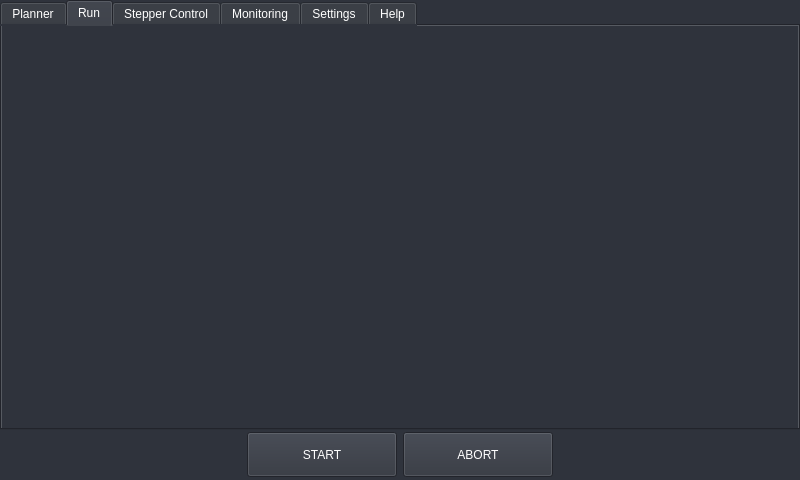
Old version of the form ressources/view.ui in the repository FabriceDessolis/Cell-Stretcher-Control.
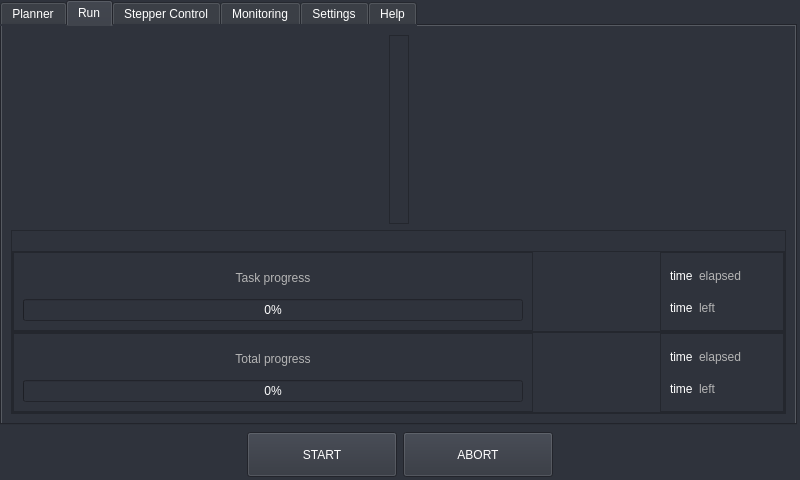
New version of the form. The open tabs and pages were chosen to show the change. Icons and pictures are not drawn.

Commit message: implemented task review tab

```diff
--- a/ressources/view.ui
+++ b/ressources/view.ui
@@ -31,7 +31,31 @@
     <string notr="true">QPushButton{
 }</string>
    </property>
-   <layout class="QGridLayout" name="gridLayout_13">
+   <widget class="QFrame" name="frame">
+    <property name="geometry">
+     <rect>
+      <x>0</x>
+      <y>430</y>
+      <width>800</width>
+      <height>50</height>
+     </rect>
+    </property>
+    <property name="minimumSize">
+     <size>
+      <width>0</width>
+      <height>50</height>
+     </size>
+    </property>
+    <property name="styleSheet">
+     <string notr="true"/>
+    </property>
+    <property name="frameShape">
+     <enum>QFrame::NoFrame</enum>
+    </property>
+    <property name="frameShadow">
+     <enum>QFrame::Raised</enum>
+    </property>
+    <layout class="QHBoxLayout" name="horizontalLayout">
     <property name="leftMargin">
      <number>0</number>
     </property>
@@ -44,11 +68,69 @@
     <property name="bottomMargin">
      <number>0</number>
     </property>
-    <property name="spacing">
-     <number>0</number>
-    </property>
-    <item row="0" column="0">
+     <item>
+      <spacer name="horizontalSpacer">
+       <property name="orientation">
+        <enum>Qt::Horizontal</enum>
+       </property>
+       <property name="sizeHint" stdset="0">
+        <size>
+         <width>294</width>
+         <height>20</height>
+        </size>
+       </property>
+      </spacer>
+     </item>
+     <item>
+      <widget class="QPushButton" name="pushButton_start">
+       <property name="minimumSize">
+        <size>
+         <width>150</width>
+         <height>45</height>
+        </size>
+       </property>
+       <property name="text">
+        <string>START</string>
+       </property>
+      </widget>
+     </item>
+     <item>
+      <widget class="QPushButton" name="pushButton_abort">
+       <property name="minimumSize">
+        <size>
+         <width>150</width>
+         <height>45</height>
+        </size>
+       </property>
+       <property name="text">
+        <string>ABORT</string>
+       </property>
+      </widget>
+     </item>
+     <item>
+      <spacer name="horizontalSpacer_2">
+       <property name="orientation">
+        <enum>Qt::Horizontal</enum>
+       </property>
+       <property name="sizeHint" stdset="0">
+        <size>
+         <width>294</width>
+         <height>20</height>
+        </size>
+       </property>
+      </spacer>
+     </item>
+    </layout>
+   </widget>
      <widget class="QTabWidget" name="tabWidget">
+    <property name="geometry">
+     <rect>
+      <x>0</x>
+      <y>0</y>
+      <width>797</width>
+      <height>425</height>
+     </rect>
+    </property>
       <property name="layoutDirection">
        <enum>Qt::LeftToRight</enum>
       </property>
@@ -2837,9 +2919,419 @@
        </layout>
       </widget>
       <widget class="QWidget" name="tab_2">
+     <property name="styleSheet">
+      <string notr="true">QFrame{
+	#border: None;
+}</string>
+     </property>
        <attribute name="title">
         <string>Run</string>
        </attribute>
+     <layout class="QGridLayout" name="gridLayout_7">
+      <item row="0" column="1">
+       <widget class="QFrame" name="frame_taskrecap">
+        <property name="frameShape">
+         <enum>QFrame::StyledPanel</enum>
+        </property>
+        <property name="frameShadow">
+         <enum>QFrame::Raised</enum>
+        </property>
+        <layout class="QHBoxLayout" name="horizontalLayout_27"/>
+       </widget>
+      </item>
+      <item row="0" column="0">
+       <spacer name="horizontalSpacer_19">
+        <property name="orientation">
+         <enum>Qt::Horizontal</enum>
+        </property>
+        <property name="sizeHint" stdset="0">
+         <size>
+          <width>40</width>
+          <height>20</height>
+         </size>
+        </property>
+       </spacer>
+      </item>
+      <item row="0" column="2">
+       <spacer name="horizontalSpacer_20">
+        <property name="orientation">
+         <enum>Qt::Horizontal</enum>
+        </property>
+        <property name="sizeHint" stdset="0">
+         <size>
+          <width>40</width>
+          <height>20</height>
+         </size>
+        </property>
+       </spacer>
+      </item>
+      <item row="1" column="0" colspan="3">
+       <widget class="QFrame" name="frame_progress">
+        <property name="maximumSize">
+         <size>
+          <width>16777215</width>
+          <height>184</height>
+         </size>
+        </property>
+        <property name="frameShape">
+         <enum>QFrame::StyledPanel</enum>
+        </property>
+        <property name="frameShadow">
+         <enum>QFrame::Raised</enum>
+        </property>
+        <layout class="QGridLayout" name="gridLayout_6">
+         <property name="leftMargin">
+          <number>0</number>
+         </property>
+         <property name="topMargin">
+          <number>0</number>
+         </property>
+         <property name="rightMargin">
+          <number>0</number>
+         </property>
+         <property name="bottomMargin">
+          <number>0</number>
+         </property>
+         <property name="spacing">
+          <number>0</number>
+         </property>
+         <item row="2" column="0">
+          <widget class="QFrame" name="frame_totalprogress">
+           <property name="frameShape">
+            <enum>QFrame::StyledPanel</enum>
+           </property>
+           <property name="frameShadow">
+            <enum>QFrame::Raised</enum>
+           </property>
+           <layout class="QGridLayout" name="gridLayout_14">
+            <property name="leftMargin">
+             <number>0</number>
+            </property>
+            <property name="topMargin">
+             <number>0</number>
+            </property>
+            <property name="rightMargin">
+             <number>0</number>
+            </property>
+            <property name="bottomMargin">
+             <number>0</number>
+            </property>
+            <property name="spacing">
+             <number>0</number>
+            </property>
+            <item row="0" column="0">
+             <widget class="QFrame" name="frame_37">
+              <property name="frameShape">
+               <enum>QFrame::StyledPanel</enum>
+              </property>
+              <property name="frameShadow">
+               <enum>QFrame::Raised</enum>
+              </property>
+              <layout class="QGridLayout" name="gridLayout_20">
+               <item row="0" column="0">
+                <widget class="QLabel" name="label_1">
+                 <property name="minimumSize">
+                  <size>
+                   <width>0</width>
+                   <height>31</height>
+                  </size>
+                 </property>
+                 <property name="styleSheet">
+                  <string notr="true">color : rgb(180, 180, 180);</string>
+                 </property>
+                 <property name="text">
+                  <string>Total progress</string>
+                 </property>
+                 <property name="alignment">
+                  <set>Qt::AlignCenter</set>
+                 </property>
+                </widget>
+               </item>
+               <item row="1" column="0">
+                <widget class="QProgressBar" name="progressBar">
+                 <property name="minimumSize">
+                  <size>
+                   <width>500</width>
+                   <height>0</height>
+                  </size>
+                 </property>
+                 <property name="maximumSize">
+                  <size>
+                   <width>500</width>
+                   <height>16777215</height>
+                  </size>
+                 </property>
+                 <property name="value">
+                  <number>0</number>
+                 </property>
+                </widget>
+               </item>
+              </layout>
+             </widget>
+            </item>
+            <item row="0" column="1">
+             <spacer name="horizontalSpacer_18">
+              <property name="orientation">
+               <enum>Qt::Horizontal</enum>
+              </property>
+              <property name="sizeHint" stdset="0">
+               <size>
+                <width>107</width>
+                <height>20</height>
+               </size>
+              </property>
+             </spacer>
+            </item>
+            <item row="0" column="2">
+             <widget class="QFrame" name="frame_39">
+              <property name="frameShape">
+               <enum>QFrame::StyledPanel</enum>
+              </property>
+              <property name="frameShadow">
+               <enum>QFrame::Raised</enum>
+              </property>
+              <layout class="QGridLayout" name="gridLayout_22">
+               <item row="0" column="0">
+                <widget class="QLabel" name="label_13">
+                 <property name="text">
+                  <string>time</string>
+                 </property>
+                </widget>
+               </item>
+               <item row="0" column="1">
+                <widget class="QLabel" name="label_14">
+                 <property name="minimumSize">
+                  <size>
+                   <width>75</width>
+                   <height>0</height>
+                  </size>
+                 </property>
+                 <property name="maximumSize">
+                  <size>
+                   <width>75</width>
+                   <height>16777215</height>
+                  </size>
+                 </property>
+                 <property name="styleSheet">
+                  <string notr="true">color : rgb(180, 180, 180);</string>
+                 </property>
+                 <property name="text">
+                  <string>elapsed</string>
+                 </property>
+                </widget>
+               </item>
+               <item row="1" column="0">
+                <widget class="QLabel" name="label_15">
+                 <property name="text">
+                  <string>time</string>
+                 </property>
+                </widget>
+               </item>
+               <item row="1" column="1">
+                <widget class="QLabel" name="label_16">
+                 <property name="minimumSize">
+                  <size>
+                   <width>75</width>
+                   <height>0</height>
+                  </size>
+                 </property>
+                 <property name="maximumSize">
+                  <size>
+                   <width>75</width>
+                   <height>16777215</height>
+                  </size>
+                 </property>
+                 <property name="styleSheet">
+                  <string notr="true">color : rgb(180, 180, 180);</string>
+                 </property>
+                 <property name="text">
+                  <string>left</string>
+                 </property>
+                </widget>
+               </item>
+              </layout>
+             </widget>
+            </item>
+           </layout>
+          </widget>
+         </item>
+         <item row="0" column="0">
+          <spacer name="verticalSpacer">
+           <property name="orientation">
+            <enum>Qt::Vertical</enum>
+           </property>
+           <property name="sizeHint" stdset="0">
+            <size>
+             <width>20</width>
+             <height>40</height>
+            </size>
+           </property>
+          </spacer>
+         </item>
+         <item row="1" column="0">
+          <widget class="QFrame" name="frame_taskprogress">
+           <property name="frameShape">
+            <enum>QFrame::StyledPanel</enum>
+           </property>
+           <property name="frameShadow">
+            <enum>QFrame::Raised</enum>
+           </property>
+           <layout class="QGridLayout" name="gridLayout_17">
+            <property name="leftMargin">
+             <number>0</number>
+            </property>
+            <property name="topMargin">
+             <number>0</number>
+            </property>
+            <property name="rightMargin">
+             <number>0</number>
+            </property>
+            <property name="bottomMargin">
+             <number>0</number>
+            </property>
+            <property name="spacing">
+             <number>0</number>
+            </property>
+            <item row="0" column="0">
+             <widget class="QFrame" name="frame_43">
+              <property name="frameShape">
+               <enum>QFrame::StyledPanel</enum>
+              </property>
+              <property name="frameShadow">
+               <enum>QFrame::Raised</enum>
+              </property>
+              <layout class="QGridLayout" name="gridLayout_26">
+               <item row="0" column="0">
+                <widget class="QLabel" name="label_53">
+                 <property name="minimumSize">
+                  <size>
+                   <width>0</width>
+                   <height>31</height>
+                  </size>
+                 </property>
+                 <property name="styleSheet">
+                  <string notr="true">color : rgb(180, 180, 180);</string>
+                 </property>
+                 <property name="text">
+                  <string>Task progress</string>
+                 </property>
+                 <property name="alignment">
+                  <set>Qt::AlignCenter</set>
+                 </property>
+                </widget>
+               </item>
+               <item row="1" column="0">
+                <widget class="QProgressBar" name="progressBar_5">
+                 <property name="minimumSize">
+                  <size>
+                   <width>500</width>
+                   <height>0</height>
+                  </size>
+                 </property>
+                 <property name="maximumSize">
+                  <size>
+                   <width>500</width>
+                   <height>16777215</height>
+                  </size>
+                 </property>
+                 <property name="value">
+                  <number>0</number>
+                 </property>
+                </widget>
+               </item>
+              </layout>
+             </widget>
+            </item>
+            <item row="0" column="1">
+             <spacer name="horizontalSpacer_21">
+              <property name="orientation">
+               <enum>Qt::Horizontal</enum>
+              </property>
+              <property name="sizeHint" stdset="0">
+               <size>
+                <width>77</width>
+                <height>20</height>
+               </size>
+              </property>
+             </spacer>
+            </item>
+            <item row="0" column="2">
+             <widget class="QFrame" name="frame_44">
+              <property name="frameShape">
+               <enum>QFrame::StyledPanel</enum>
+              </property>
+              <property name="frameShadow">
+               <enum>QFrame::Raised</enum>
+              </property>
+              <layout class="QGridLayout" name="gridLayout_27">
+               <item row="0" column="0">
+                <widget class="QLabel" name="label_54">
+                 <property name="text">
+                  <string>time</string>
+                 </property>
+                </widget>
+               </item>
+               <item row="0" column="1">
+                <widget class="QLabel" name="label_55">
+                 <property name="minimumSize">
+                  <size>
+                   <width>75</width>
+                   <height>0</height>
+                  </size>
+                 </property>
+                 <property name="maximumSize">
+                  <size>
+                   <width>75</width>
+                   <height>16777215</height>
+                  </size>
+                 </property>
+                 <property name="styleSheet">
+                  <string notr="true">color : rgb(180, 180, 180);</string>
+                 </property>
+                 <property name="text">
+                  <string>elapsed</string>
+                 </property>
+                </widget>
+               </item>
+               <item row="1" column="0">
+                <widget class="QLabel" name="label_56">
+                 <property name="text">
+                  <string>time</string>
+                 </property>
+                </widget>
+               </item>
+               <item row="1" column="1">
+                <widget class="QLabel" name="label_57">
+                 <property name="minimumSize">
+                  <size>
+                   <width>75</width>
+                   <height>0</height>
+                  </size>
+                 </property>
+                 <property name="maximumSize">
+                  <size>
+                   <width>75</width>
+                   <height>16777215</height>
+                  </size>
+                 </property>
+                 <property name="styleSheet">
+                  <string notr="true">color : rgb(180, 180, 180);</string>
+                 </property>
+                 <property name="text">
+                  <string>left</string>
+                 </property>
+                </widget>
+               </item>
+              </layout>
+             </widget>
+            </item>
+           </layout>
+          </widget>
+         </item>
+        </layout>
+       </widget>
+      </item>
+     </layout>
       </widget>
       <widget class="QWidget" name="tab_3">
        <attribute name="title">
@@ -2862,93 +3354,6 @@
        </attribute>
       </widget>
      </widget>
-    </item>
-    <item row="1" column="0">
-     <widget class="QFrame" name="frame">
-      <property name="minimumSize">
-       <size>
-        <width>0</width>
-        <height>50</height>
-       </size>
-      </property>
-      <property name="styleSheet">
-       <string notr="true"/>
-      </property>
-      <property name="frameShape">
-       <enum>QFrame::NoFrame</enum>
-      </property>
-      <property name="frameShadow">
-       <enum>QFrame::Raised</enum>
-      </property>
-      <layout class="QHBoxLayout" name="horizontalLayout">
-       <property name="leftMargin">
-        <number>0</number>
-       </property>
-       <property name="topMargin">
-        <number>0</number>
-       </property>
-       <property name="rightMargin">
-        <number>0</number>
-       </property>
-       <property name="bottomMargin">
-        <number>0</number>
-       </property>
-       <item>
-        <spacer name="horizontalSpacer">
-         <property name="orientation">
-          <enum>Qt::Horizontal</enum>
-         </property>
-         <property name="sizeHint" stdset="0">
-          <size>
-           <width>294</width>
-           <height>20</height>
-          </size>
-         </property>
-        </spacer>
-       </item>
-       <item>
-        <widget class="QPushButton" name="pushButton_start">
-         <property name="minimumSize">
-          <size>
-           <width>150</width>
-           <height>45</height>
-          </size>
-         </property>
-         <property name="text">
-          <string>START</string>
-         </property>
-        </widget>
-       </item>
-       <item>
-        <widget class="QPushButton" name="pushButton_abort">
-         <property name="minimumSize">
-          <size>
-           <width>150</width>
-           <height>45</height>
-          </size>
-         </property>
-         <property name="text">
-          <string>ABORT</string>
-         </property>
-        </widget>
-       </item>
-       <item>
-        <spacer name="horizontalSpacer_2">
-         <property name="orientation">
-          <enum>Qt::Horizontal</enum>
-         </property>
-         <property name="sizeHint" stdset="0">
-          <size>
-           <width>294</width>
-           <height>20</height>
-          </size>
-         </property>
-        </spacer>
-       </item>
-      </layout>
-     </widget>
-    </item>
-   </layout>
   </widget>
  </widget>
  <resources>
```
Left out of the diff: 2 changed lines with no effect on the pictures. Lines whose indentation alone changed are shown as unchanged. The commit also changes 7 other files.
